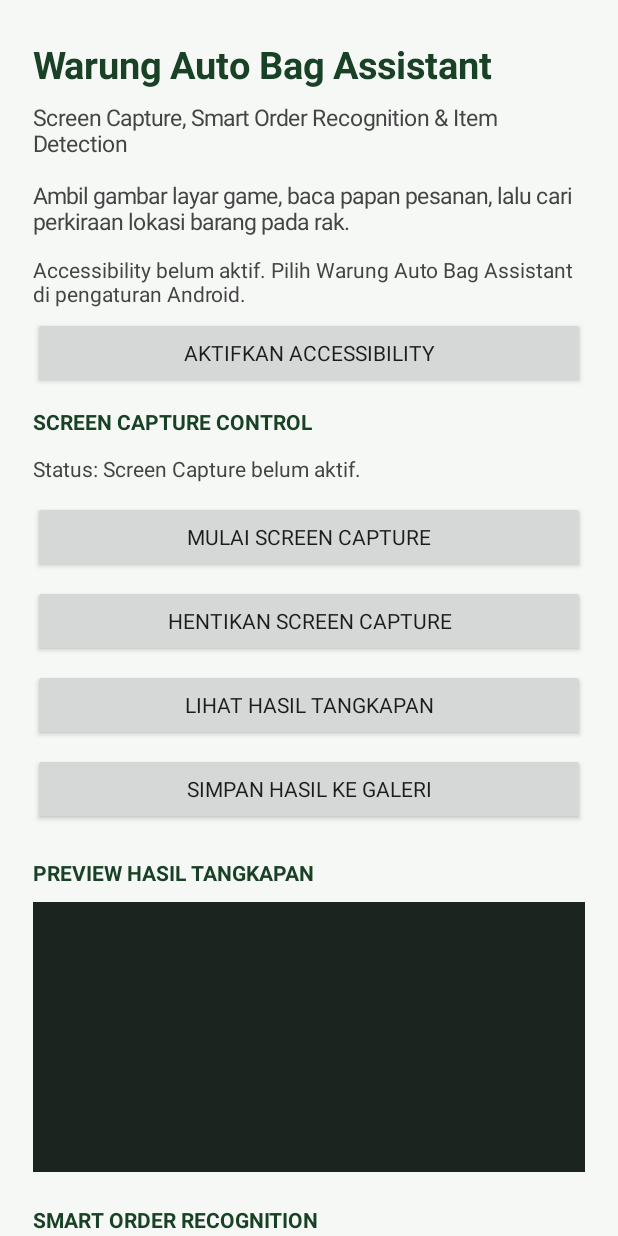
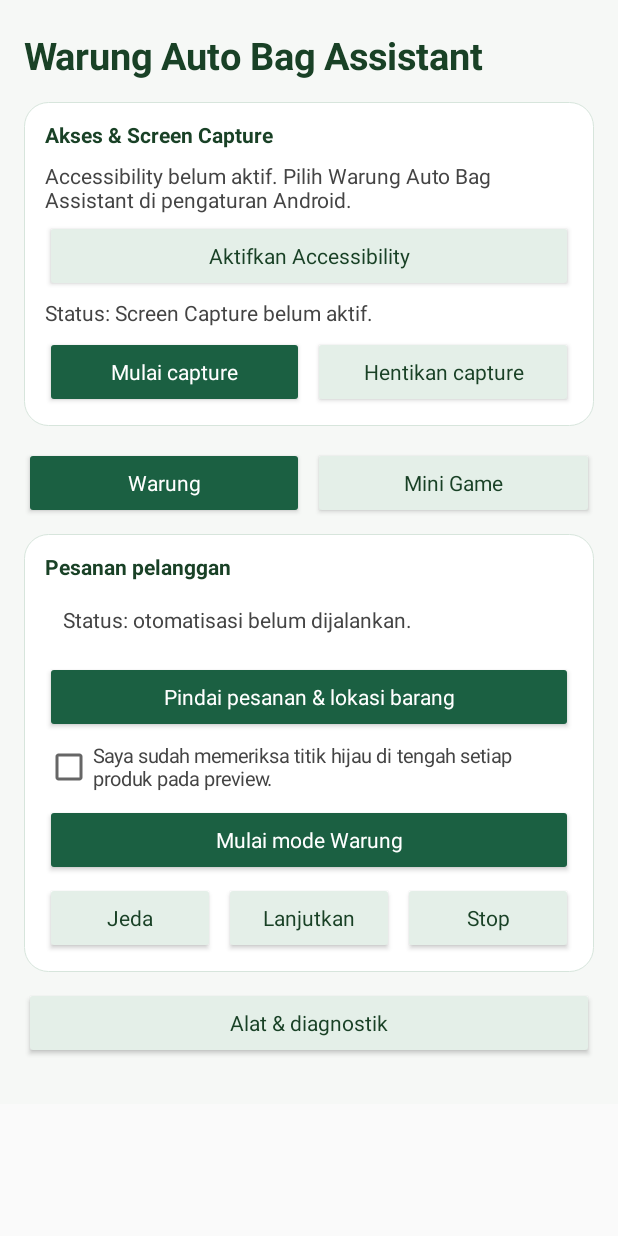
Before and after one commit to revalioyeah/Clone-WABA, an Android app: the screen it shows after launch (MainActivity), on a phone screen of 412 x 824 dp. Run offline under Robolectric (Android 15) with nearby library versions, the phone set to English and light mode, and no system bars.

Commit message:
Update 0.4 MainActivity

```diff
--- a/app/src/main/java/com/warung/autobag/MainActivity.kt
+++ b/app/src/main/java/com/warung/autobag/MainActivity.kt
@@ -10,6 +10,7 @@ import android.content.ContentValues
 import android.content.Context
 import android.content.Intent
 import android.content.pm.PackageManager
+import android.content.res.ColorStateList
 import android.graphics.Bitmap
 import android.graphics.BitmapFactory
 import android.graphics.Canvas
@@ -17,6 +18,7 @@ import android.graphics.Color
 import android.graphics.Paint
 import android.graphics.Rect
 import android.graphics.RectF
+import android.graphics.drawable.GradientDrawable
 import android.media.projection.MediaProjectionManager
 import android.os.Build
 import android.os.Bundle
@@ -35,6 +37,7 @@ import android.widget.ImageView
 import android.widget.LinearLayout
 import android.widget.ScrollView
 import android.widget.Spinner
+import android.widget.Switch
 import android.widget.TextView
 import android.widget.Toast
 import com.warung.autobag.capture.ScreenCaptureService
@@ -58,6 +61,7 @@ import java.io.File
 class MainActivity : Activity() {
 
     companion object {
+        private const val MINI_GAMES_TAB = "mini_games_tab"
         private const val ACCESSIBILITY_SETUP_SHOWN = "accessibility_setup_shown"
         private const val REQUEST_SCREEN_CAPTURE = 3101
         private const val REQUEST_POST_NOTIFICATIONS = 3102
@@ -127,11 +131,15 @@ class MainActivity : Activity() {
     private var userPaused = false
     private var fishingSession: FishingSession? = null
     private lateinit var fishingStatus: TextView
+    private lateinit var fishingSwitch: Switch
+    private var syncingFishingSwitch = false
+    private var miniGamesTabSelected = false
 
     private class FishingSession(
         var lastFrame: Long,
         var castTapped: Boolean = false,
-        var biteTapped: Boolean = false
+        var biteTapped: Boolean = false,
+        var displayedEnergy: Int? = null
     )
 
     private val fishingEnergyPattern = Regex(
@@ -161,7 +169,7 @@ class MainActivity : Activity() {
 
         val page = LinearLayout(this).apply {
             orientation = LinearLayout.VERTICAL
-            setPadding(dp(22), dp(26), dp(22), dp(24))
+            setPadding(dp(16), dp(20), dp(16), dp(24))
             setBackgroundColor(Color.rgb(246, 248, 246))
         }
 
@@ -176,23 +184,17 @@ class MainActivity : Activity() {
             typeface = android.graphics.Typeface.DEFAULT_BOLD
         }
 
-        val subtitle = TextView(this).apply {
-            text = "Screen Capture, Smart Order Recognition & Item Detection\n\nAmbil gambar layar game, baca papan pesanan, lalu cari perkiraan lokasi barang pada rak."
-            textSize = 15f
-            setTextColor(Color.DKGRAY)
-        }
-
         accessibilityStatusText = TextView(this).apply {
             textSize = 14f
             setTextColor(Color.DKGRAY)
         }
 
         accessibilitySettingsButton = Button(this).apply {
-            text = "AKTIFKAN ACCESSIBILITY"
+            text = "Aktifkan Accessibility"
             setOnClickListener { openAccessibilitySettings() }
         }
 
-        val heading = createHeading("SCREEN CAPTURE CONTROL")
+        val heading = createHeading("Akses & Screen Capture")
 
         statusText = TextView(this).apply {
             text = "Status: Screen Capture belum aktif."
@@ -201,28 +203,29 @@ class MainActivity : Activity() {
         }
 
         val startButton = Button(this).apply {
-            text = "MULAI SCREEN CAPTURE"
+            text = "Mulai capture"
             setOnClickListener { requestScreenCapture() }
         }
 
         val stopButton = Button(this).apply {
-            text = "HENTIKAN SCREEN CAPTURE"
+            text = "Hentikan capture"
             setOnClickListener { stopScreenCapture() }
         }
 
         val previewButton = Button(this).apply {
-            text = "LIHAT HASIL TANGKAPAN"
+            text = "Lihat tangkapan terakhir"
             setOnClickListener { showLatestCapture() }
         }
 
         val saveButton = Button(this).apply {
-            text = "SIMPAN HASIL KE GALERI"
+            text = "Simpan ke galeri"
             setOnClickListener { saveLatestCaptureToGallery() }
         }
 
-        val previewHeading = createHeading("PREVIEW HASIL TANGKAPAN")
+        val previewHeading = createHeading("Tangkapan layar")
 
         previewImage = ImageView(this).apply {
+            visibility = View.GONE
             setBackgroundColor(Color.rgb(28, 36, 31))
             scaleType = ImageView.ScaleType.FIT_CENTER
             adjustViewBounds = true
@@ -231,19 +234,13 @@ class MainActivity : Activity() {
 
         val orderHeading = createHeading("SMART ORDER RECOGNITION")
 
-        val orderDescription = TextView(this).apply {
-            text = "Baca teks pada gambar terakhir untuk memisahkan nama barang dan jumlah pesanan pelanggan."
-            textSize = 14f
-            setTextColor(Color.DKGRAY)
-        }
-
         val ocrButton = Button(this).apply {
-            text = "BACA PESANAN & DETEKSI LOKASI"
+            text = "Pindai pesanan & lokasi barang"
             setOnClickListener { runOcr() }
         }
 
         val clearButton = Button(this).apply {
-            text = "BERSIHKAN HASIL"
+            text = "Bersihkan hasil"
             setOnClickListener {
                 orderResultText.text = "Belum ada hasil parsing pesanan."
                 detectionResultText.text = "Belum ada hasil deteksi lokasi barang."
@@ -256,7 +253,7 @@ class MainActivity : Activity() {
             }
         }
 
-        val catalogHeading = createHeading("DYNAMIC ITEM CATALOG")
+        val catalogHeading = createHeading("Katalog barang")
 
         catalogSummaryText = TextView(this).apply {
             textSize = 13f
@@ -267,11 +264,11 @@ class MainActivity : Activity() {
         refreshCatalogSummary()
 
         val manageCatalogButton = Button(this).apply {
-            text = "KELOLA / TAMBAH BARANG BARU"
+            text = "Kelola katalog barang"
             setOnClickListener { showDynamicCatalogManager() }
         }
 
-        val automationHeading = createHeading("GESTURE AUTOMATION — MODE BERKELANJUTAN")
+        val automationHeading = createHeading("Pesanan pelanggan")
 
         executionStatusText = TextView(this).apply {
             text = "Status: otomatisasi belum dijalankan."
@@ -288,17 +285,17 @@ class MainActivity : Activity() {
         }
 
         val testOneItemButton = Button(this).apply {
-            text = "UJI GESTURE — 1 BARANG"
+            text = "Uji tap satu barang"
             setOnClickListener { prepareAutomaticExecution(singleItemOnly = true) }
         }
 
         val startAutomaticButton = Button(this).apply {
-            text = "MULAI MODE OTOMATIS BERKELANJUTAN"
+            text = "Mulai mode Warung"
             setOnClickListener { prepareContinuousMode() }
         }
 
         val pauseAutomaticButton = Button(this).apply {
-            text = "PAUSE"
+            text = "Jeda"
             setOnClickListener {
                 userPaused = true
                 pendingStartRunnable?.let { mainHandler.removeCallbacks(it) }
@@ -311,14 +308,13 @@ class MainActivity : Activity() {
         }
 
         val resumeAutomaticButton = Button(this).apply {
-            text = "LANJUTKAN"
+            text = "Lanjutkan"
             setOnClickListener { scheduleResumeAfterGameSwitch() }
         }
 
         val stopAutomaticButton = Button(this).apply {
-            text = "STOP"
+            text = "Stop"
             setOnClickListener {
-                stopFishing("Memancing dihentikan.")
                 stopContinuousMode()
                 pendingStartRunnable?.let { mainHandler.removeCallbacks(it) }
                 pendingStartRunnable = null
@@ -328,13 +324,7 @@ class MainActivity : Activity() {
             }
         }
 
-        val automationNote = TextView(this).apply {
-            text = "Mode berkelanjutan memantau pelanggan baru secara otomatis. Capture harus tetap aktif. Periksa titik hijau di tengah setiap produk sebelum mulai. Permintaan utang yang dikenali diterima otomatis. Jika dialog lain menghalangi pesanan, aplikasi menunggu panel kembali."
-            textSize = 12f
-            setTextColor(Color.DKGRAY)
-        }
-
-        val parsedHeading = createHeading("HASIL PESANAN TERSTRUKTUR")
+        val parsedHeading = createHeading("Hasil pesanan")
 
         orderResultText = TextView(this).apply {
             text = "Belum ada hasil parsing pesanan."
@@ -347,7 +337,7 @@ class MainActivity : Activity() {
             setTextIsSelectable(true)
         }
 
-        val detectionHeading = createHeading("SMART ITEM DETECTION")
+        val detectionHeading = createHeading("Lokasi barang")
 
         detectionResultText = TextView(this).apply {
             text = "Belum ada hasil deteksi lokasi barang."
@@ -360,7 +350,7 @@ class MainActivity : Activity() {
             setTextIsSelectable(true)
         }
 
-        val rawHeading = createHeading("DIAGNOSTIK OCR")
+        val rawHeading = createHeading("Teks OCR")
 
         ocrResultText = TextView(this).apply {
             text = "Belum ada hasil OCR."
@@ -371,97 +361,162 @@ class MainActivity : Activity() {
             setTextIsSelectable(true)
         }
 
-        val instruction = TextView(this).apply {
-            text = """
-                PETUNJUK PENGGUNAAN
-
-                1. Tekan MULAI SCREEN CAPTURE.
-                2. Setujui izin perekaman layar Android.
-                3. Pindah ke Warung Life Simulator.
-                4. Tunggu sampai papan pesanan pelanggan terlihat.
-                5. Biarkan Screen Capture tetap aktif.
-                6. Kembali ke aplikasi assistant dengan mengetuk notifikasi Warung Auto Bag Assistant.
-                7. Tekan BACA PESANAN & DETEKSI LOKASI untuk pemeriksaan kalibrasi awal.
-                8. Periksa hasil OCR dan pastikan setiap penanda hijau berada di tengah gambar produk.
-                9. Centang konfirmasi kalibrasi.
-                10. Tekan MULAI MODE OTOMATIS BERKELANJUTAN.
-                11. Pindah ke game dalam 1,5 detik. Aplikasi akan memantau pelanggan berikutnya sampai STOP ditekan.
-
-                CATATAN PENTING:
-                - Titik hijau di tengah produk harus diperiksa sebelum mode otomatis dijalankan.
-                - Hingga ${TargetGameConfig.MAX_ITEM_TYPES_PER_SEQUENCE} jenis barang diproses berurutan sebelum satu verifikasi OCR panel.
-                - Jika jumlah salah satu barang tidak cocok, antrean dijeda dan tidak mengulang tap secara otomatis.
-                - Permintaan utang yang dikenali akan ditangani dengan tombol Kasih utang. Interupsi lain bisa diselesaikan manual di game.
-                - Tombol STOP mengakhiri seluruh sesi otomatis.
-            """.trimIndent()
-            textSize = 13f
-            setTextColor(Color.DKGRAY)
-        }
-
-        page.addView(title, marginParams(8))
-        page.addView(subtitle, marginParams(12))
-        page.addView(accessibilityStatusText, marginParams(6))
-        page.addView(accessibilitySettingsButton, marginParams(12))
-
-        page.addView(heading, marginParams(12))
-        page.addView(statusText, marginParams(12))
-        page.addView(startButton, marginParams(8))
-        page.addView(stopButton, marginParams(8))
-        page.addView(previewButton, marginParams(8))
-        page.addView(saveButton, marginParams(22))
-
-        page.addView(previewHeading, marginParams(10))
-        page.addView(
-            previewImage,
-            LinearLayout.LayoutParams(
-                LinearLayout.LayoutParams.MATCH_PARENT,
-                dp(180)
-            ).apply {
-                bottomMargin = dp(22)
-            }
-        )
-
-        page.addView(orderHeading, marginParams(10))
-        page.addView(orderDescription, marginParams(8))
-        page.addView(ocrButton, marginParams(8))
-        page.addView(clearButton, marginParams(12))
-        page.addView(catalogHeading, marginParams(10))
-        page.addView(catalogSummaryText, marginParams(6))
-        page.addView(manageCatalogButton, marginParams(8))
-        page.addView(automationHeading, marginParams(10))
-        page.addView(executionStatusText, marginParams(8))
-        page.addView(calibrationCheckBox, marginParams(8))
-        page.addView(testOneItemButton, marginParams(6))
-        page.addView(startAutomaticButton, marginParams(6))
-        page.addView(pauseAutomaticButton, marginParams(6))
-        page.addView(resumeAutomaticButton, marginParams(6))
-        page.addView(stopAutomaticButton, marginParams(6))
-        page.addView(automationNote, marginParams(14))
-        page.addView(createHeading("MEMANCING OTOMATIS"), marginParams(8))
+        page.addView(title, marginParams(14))
+
+        val setup = sectionCard()
+        setup.addView(heading, marginParams(8))
+        setup.addView(accessibilityStatusText, marginParams(4))
+        setup.addView(accessibilitySettingsButton, marginParams(4))
+        setup.addView(statusText, marginParams(6))
+        setup.addView(controlRow(startButton, stopButton), marginParams())
+        page.addView(setup, marginParams(14))
+
+        val warungTab = Button(this).apply { text = "Warung" }
+        val miniGamesTab = Button(this).apply { text = "Mini Game" }
+        page.addView(controlRow(warungTab, miniGamesTab), marginParams(10))
+
+        val warungPage = LinearLayout(this).apply { orientation = LinearLayout.VERTICAL }
+        val miniGamesPage = LinearLayout(this).apply { orientation = LinearLayout.VERTICAL }
+        page.addView(warungPage, marginParams())
+        page.addView(miniGamesPage, marginParams())
+
+        fun selectTab(showMiniGames: Boolean) {
+            miniGamesTabSelected = showMiniGames
+            warungPage.visibility = if (showMiniGames) View.GONE else View.VISIBLE
+            miniGamesPage.visibility = if (showMiniGames) View.VISIBLE else View.GONE
+            styleControl(warungTab, primary = !showMiniGames)
+            styleControl(miniGamesTab, primary = showMiniGames)
+            warungTab.isSelected = !showMiniGames
+            miniGamesTab.isSelected = showMiniGames
+        }
+
+        warungTab.setOnClickListener { selectTab(false) }
+        miniGamesTab.setOnClickListener { selectTab(true) }
+        selectTab(savedInstanceState?.getBoolean(MINI_GAMES_TAB) ?: false)
+
+        val orders = sectionCard()
+        orders.addView(automationHeading, marginParams(4))
+        orders.addView(executionStatusText, marginParams(6))
+        orders.addView(ocrButton, marginParams(6))
+        orders.addView(previewImage, LinearLayout.LayoutParams(
+            LinearLayout.LayoutParams.MATCH_PARENT, dp(160)
+        ).apply { bottomMargin = dp(6) })
+        orders.addView(calibrationCheckBox, marginParams(8))
+        orders.addView(startAutomaticButton, marginParams(4))
+        orders.addView(controlRow(pauseAutomaticButton, resumeAutomaticButton, stopAutomaticButton), marginParams())
+        warungPage.addView(orders, marginParams(10))
+
+        val details = sectionCard().apply { visibility = View.GONE }
+        val detailsButton = Button(this).apply {
+            text = "Alat & diagnostik"
+            setOnClickListener {
+                val expand = details.visibility != View.VISIBLE
+                details.visibility = if (expand) View.VISIBLE else View.GONE
+                text = if (expand) "Tutup alat & diagnostik" else "Alat & diagnostik"
+            }
+        }
+        warungPage.addView(detailsButton, marginParams(6))
+        details.addView(previewHeading, marginParams(4))
+        details.addView(previewButton, marginParams(4))
+        details.addView(saveButton, marginParams(4))
+        details.addView(clearButton, marginParams(4))
+        details.addView(testOneItemButton, marginParams(10))
+        details.addView(catalogHeading, marginParams(4))
+        details.addView(catalogSummaryText, marginParams(4))
+        details.addView(manageCatalogButton, marginParams(10))
+        details.addView(parsedHeading, marginParams(4))
+        details.addView(orderResultText, marginParams(10))
+        details.addView(detectionHeading, marginParams(4))
+        details.addView(detectionResultText, marginParams(10))
+        details.addView(rawHeading, marginParams(4))
+        details.addView(ocrResultText, marginParams())
+        warungPage.addView(details, marginParams())
+
         fishingStatus = TextView(this).apply {
-            text = "Buka mini game Memancing di Sungai. Mode berhenti saat energi di bawah 20%."
-        }
-        page.addView(fishingStatus, marginParams(8))
-        page.addView(Button(this).apply {
-            text = "MULAI MEMANCING OTOMATIS"
-            setOnClickListener { startFishing() }
-        }, marginParams(6))
-        page.addView(Button(this).apply {
-            text = "STOP MEMANCING"
-            setOnClickListener { stopFishing("Memancing dihentikan.") }
-        }, marginParams(14))
-        page.addView(parsedHeading, marginParams(12))
-        page.addView(orderResultText, marginParams(18))
-        page.addView(detectionHeading, marginParams(12))
-        page.addView(detectionResultText, marginParams(18))
-        page.addView(rawHeading, marginParams(12))
-        page.addView(ocrResultText, marginParams(18))
-        page.addView(instruction, marginParams())
+            text = "Berhenti otomatis saat energi di bawah 20%."
+            textSize = 14f
+            setTextColor(Color.rgb(64, 83, 74))
+            accessibilityLiveRegion = View.ACCESSIBILITY_LIVE_REGION_POLITE
+        }
+        fishingSwitch = addMiniGameCard(miniGamesPage, "Memancing di Sungai", fishingStatus) { enabled ->
+            if (!syncingFishingSwitch) {
+                if (enabled) startFishing() else stopFishing("Memancing dihentikan.")
+                syncFishingSwitch()
+            }
+        }
+
+        listOf(
+            accessibilitySettingsButton, stopButton, previewButton, saveButton, clearButton,
+            manageCatalogButton, testOneItemButton, pauseAutomaticButton, resumeAutomaticButton,
+            stopAutomaticButton, detailsButton
+        ).forEach { styleControl(it) }
+        listOf(startButton, ocrButton, startAutomaticButton).forEach { styleControl(it, primary = true) }
 
         setContentView(scrollView)
         createExecutionManager()
     }
 
+
+    override fun onSaveInstanceState(outState: Bundle) {
+        outState.putBoolean(MINI_GAMES_TAB, miniGamesTabSelected)
+        super.onSaveInstanceState(outState)
+    }
+
+    private fun sectionCard(): LinearLayout = LinearLayout(this).apply {
+        orientation = LinearLayout.VERTICAL
+        setPadding(dp(14), dp(12), dp(14), dp(12))
+        background = GradientDrawable().apply {
+            setColor(Color.WHITE)
+            cornerRadius = dp(16).toFloat()
+            setStroke(dp(1), Color.rgb(215, 229, 220))
+        }
+    }
+
+    private fun controlRow(vararg controls: Button): LinearLayout = LinearLayout(this).apply {
+        orientation = LinearLayout.HORIZONTAL
+        controls.forEachIndexed { index, button ->
+            addView(button, LinearLayout.LayoutParams(0, LinearLayout.LayoutParams.WRAP_CONTENT, 1f).apply {
+                if (index > 0) marginStart = dp(6)
+            })
+        }
+    }
+
+    private fun styleControl(button: Button, primary: Boolean = false) {
+        button.isAllCaps = false
+        button.textSize = 14f
+        button.minimumHeight = dp(48)
+        button.setTextColor(if (primary) Color.WHITE else Color.rgb(25, 65, 38))
+        button.backgroundTintList = ColorStateList.valueOf(
+            if (primary) Color.rgb(27, 96, 66) else Color.rgb(228, 239, 232)
+        )
+    }
+
+    private fun addMiniGameCard(
+        parent: LinearLayout,
+        title: String,
+        status: TextView,
+        onToggle: (Boolean) -> Unit
+    ): Switch {
+        val card = sectionCard()
+        val toggle = Switch(this).apply {
+            text = title
+            textSize = 18f
+            setTextColor(Color.rgb(25, 65, 38))
+            minimumHeight = dp(48)
+            isSaveEnabled = false
+            setOnCheckedChangeListener { _, checked -> onToggle(checked) }
+        }
+        card.addView(toggle, marginParams(4))
+        card.addView(status, marginParams())
+        parent.addView(card, marginParams(10))
+        return toggle
+    }
+
+    private fun syncFishingSwitch() {
+        syncingFishingSwitch = true
+        fishingSwitch.isChecked = fishingSession != null
+        syncingFishingSwitch = false
+    }
 
     override fun onResume() {
         super.onResume()
@@ -652,7 +707,7 @@ class MainActivity : Activity() {
                 refreshCatalogSummary()
                 Toast.makeText(
                     this,
-                    "Barang tersimpan. Tekan BACA PESANAN & DETEKSI LOKASI untuk memperbarui titik target.",
+                    "Barang tersimpan. Tekan Pindai pesanan & lokasi barang untuk memperbarui titik target.",
                     Toast.LENGTH_LONG
                 ).show()
                 dialog.dismiss()
@@ -837,6 +892,7 @@ class MainActivity : Activity() {
     private fun stopFishing(message: String) {
         if (fishingSession == null) return
         fishingSession = null
+        syncFishingSwitch()
         ScreenCaptureService.setAutomationActive(false)
         fishingStatus.text = message
         updateCaptureNotification("MEMANCING • $message")
@@ -941,6 +997,10 @@ class MainActivity : Activity() {
             stopFishing("Energi $energy%. Memancing otomatis berhenti.")
             return
         }
+        if (session.displayedEnergy != energy) {
+            session.displayedEnergy = energy
+            fishingStatus.text = "Memancing aktif · Energi $energy%"
+        }
         if (System.currentTimeMillis() - captureModifiedAt !in 0L..450L ||
             GestureAccessibilityService.instance?.isTargetGameForeground() != true
         ) return
@@ -1032,7 +1092,7 @@ class MainActivity : Activity() {
             return
         }
         if (latestDetection == null || latestImageWidth <= 0 || latestImageHeight <= 0) {
-            executionStatusText.text = "Lakukan BACA PESANAN & DETEKSI LOKASI minimal sekali untuk mengisi cache lokasi produk sebelum mode berkelanjutan."
+            executionStatusText.text = "Lakukan Pindai pesanan & lokasi barang minimal sekali untuk mengisi cache lokasi produk sebelum mode berkelanjutan."
             return
         }
         if (!ScreenCaptureService.isRunning) {
@@ -1051,7 +1111,7 @@ class MainActivity : Activity() {
         AlertDialog.Builder(this)
             .setTitle("Mulai mode otomatis berkelanjutan")
             .setMessage(
-                "Aplikasi akan memantau panel PESANAN, membaca pelanggan baru, mendeteksi lokasi barang, lalu menyelesaikan pesanan satu per satu. Setelah menekan MULAI, pindah ke game dalam 1,5 detik. Permintaan utang yang dikenali akan diterima otomatis. Mode tetap aktif sampai kamu menekan STOP.\n\nPastikan BACA PESANAN & DETEKSI LOKASI sudah dijalankan agar cache lokasi seluruh rak tersedia. Periksa titik hijau pada preview; titik kantong tidak diperlukan."
+                "Setelah menekan Mulai, pindah ke game dalam 1,5 detik. Permintaan utang yang dikenali akan diterima otomatis."
             )
             .setNegativeButton("BATAL", null)
             .setPositiveButton("MULAI") { _, _ ->
@@ -3020,6 +3080,7 @@ class MainActivity : Activity() {
     }
 
     private fun setDisplayedBitmap(bitmap: Bitmap) {
+        previewImage.visibility = View.VISIBLE
         previewImage.setImageDrawable(null)
 
         displayedBitmap?.let { oldBitmap ->
```
